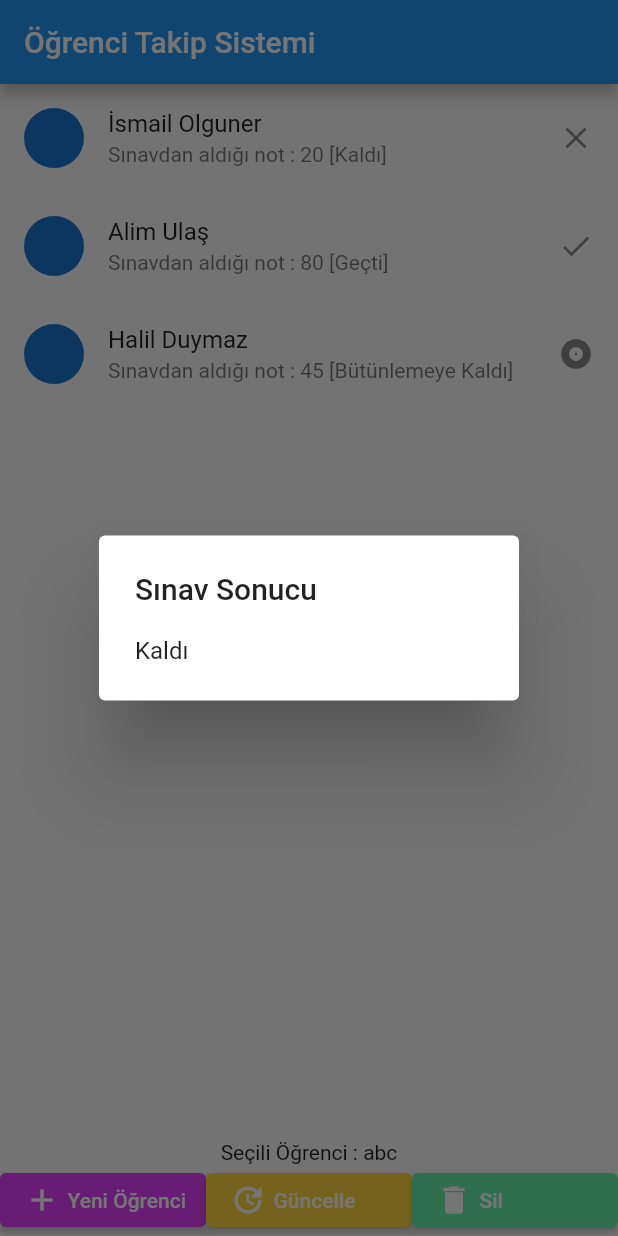
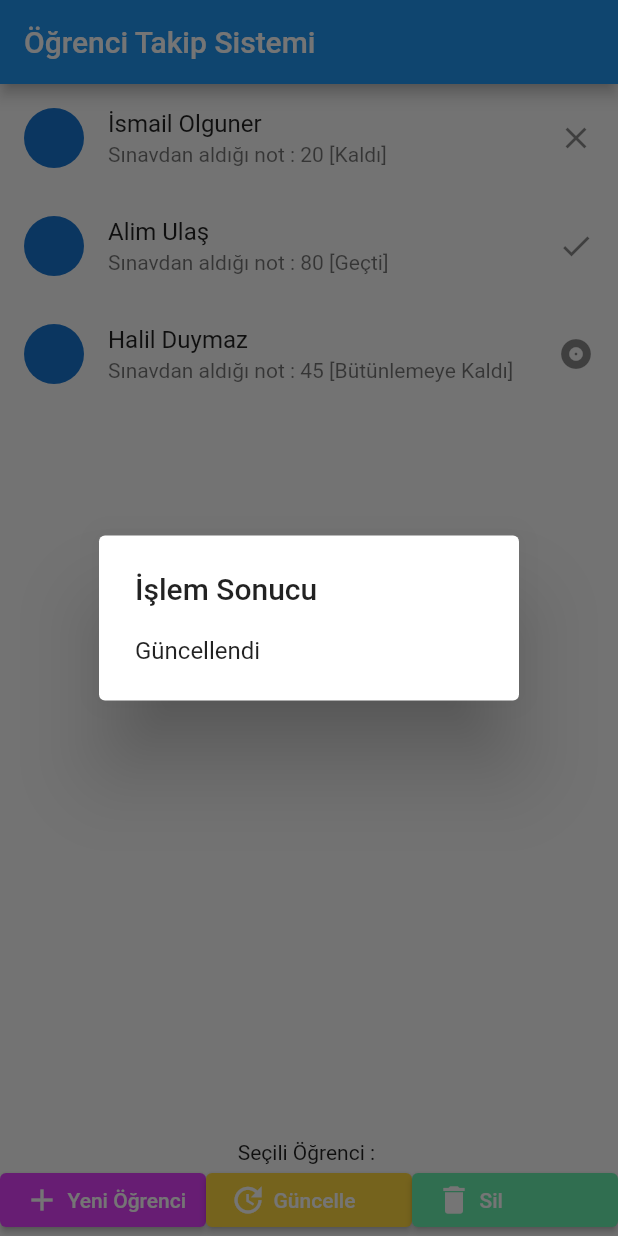
Before and after one commit to olgunerismail2/ogrenci_takip, a Flutter app: the screen it shows after launch, item 2 of the bottom bar chosen, on a phone screen of 412 x 824 dp. Run offline on Flutter 3.47's test engine with Material 2 defaults, Android fonts, the phone set to English and light mode, and no system bars; network calls fail.

Commit message:
delete butonu

```diff
--- a/lib/main.dart
+++ b/lib/main.dart
@@ -13,20 +13,14 @@ class MyApp extends StatefulWidget {
 class _MyAppState extends State<MyApp> {
   String mesaj = "Öğrenci Takip Sistemi";
 
-  String seciliOgrenci = "abc";
+  Student selectedStudent=Student.withId(0,"","",0);
 
   List<Student> students = [
-    new Student("İsmail", "Olguner", 20),
-    Student("Alim", "Ulaş", 80),
-    Student("Halil", "Duymaz", 45)
+    Student.withId(1,"İsmail", "Olguner", 20),
+    Student.withId(2,"Alim", "Ulaş", 80),
+    Student.withId(3,"Halil", "Duymaz", 45)
   ];
 
-  var ogrenciler = [
-    "İsmail Olguner",
-    "Alim Ulaş",
-    "Berkay Bilgin",
-    "Murat Kurt"
-  ];
 
   @override
   Widget build(BuildContext context) {
@@ -38,21 +32,11 @@ class _MyAppState extends State<MyApp> {
     );
   }
 
-  String sinavHesapla(int puan) {
-    String mesaj = "";
-    if (puan >= 50) {
-      mesaj = "Geçti";
-    } else if (puan >= 40) {
-      mesaj = "Bütünlemeye Kaldı";
-    } else {
-      mesaj = "Kaldı";
-    }
-    return mesaj;
-  }
+
 
   void mesajGoster(BuildContext context, String mesaj) {
     var alert = AlertDialog(
-      title: Text("Sınav Sonucu"),
+      title: Text("İşlem Sonucu"),
       content: Text(mesaj),
     );
 
@@ -82,16 +66,14 @@ class _MyAppState extends State<MyApp> {
                     trailing: buildStatusIcon(students[index].grade),
                     onTap: () {
                       setState(() {
-                        seciliOgrenci = students[index].firstName +
-                            " " +
-                            students[index].lastName;
+                        selectedStudent = students[index];
                       });
 
-                      print(seciliOgrenci);
+                      print(selectedStudent);
                     },
                   );
                 })),
-        Text("Seçili Öğrenci : " + seciliOgrenci),
+        Text("Seçili Öğrenci : " + selectedStudent.firstName),
         Row(
           children: <Widget>[
             Flexible(
@@ -111,7 +93,7 @@ class _MyAppState extends State<MyApp> {
                   ],
                 ),
                 onPressed: () {
-                  var mesaj = sinavHesapla(35);
+                  var mesaj = "Eklendi";
                   mesajGoster(context, mesaj);
                 },
               ),
@@ -133,7 +115,7 @@ class _MyAppState extends State<MyApp> {
                   ],
                 ),
                 onPressed: () {
-                  var mesaj = sinavHesapla(35);
+                  var mesaj = "Güncellendi";
                   mesajGoster(context, mesaj);
                 },
               ),
@@ -155,7 +137,11 @@ class _MyAppState extends State<MyApp> {
                   ],
                 ),
                 onPressed: () {
-                  var mesaj = sinavHesapla(35);
+                  setState(() {
+                    students.remove(selectedStudent);
+                  });
+
+                  var mesaj = "Silindi : "+selectedStudent.firstName;
                   mesajGoster(context, mesaj);
                 },
               ),
```
